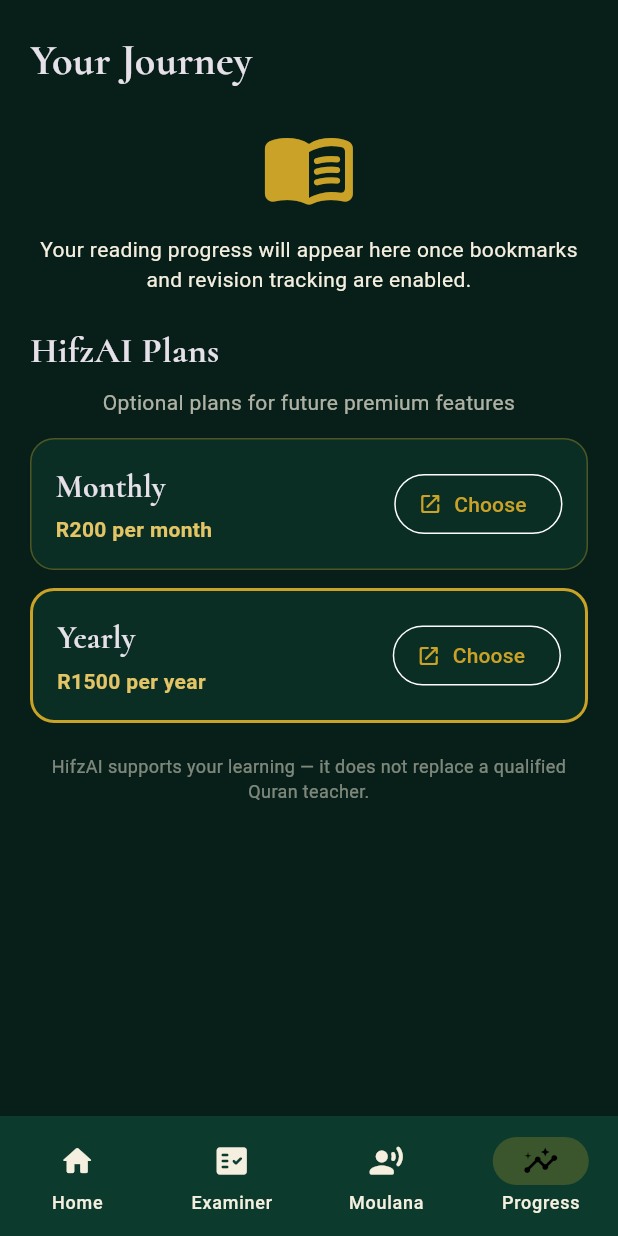
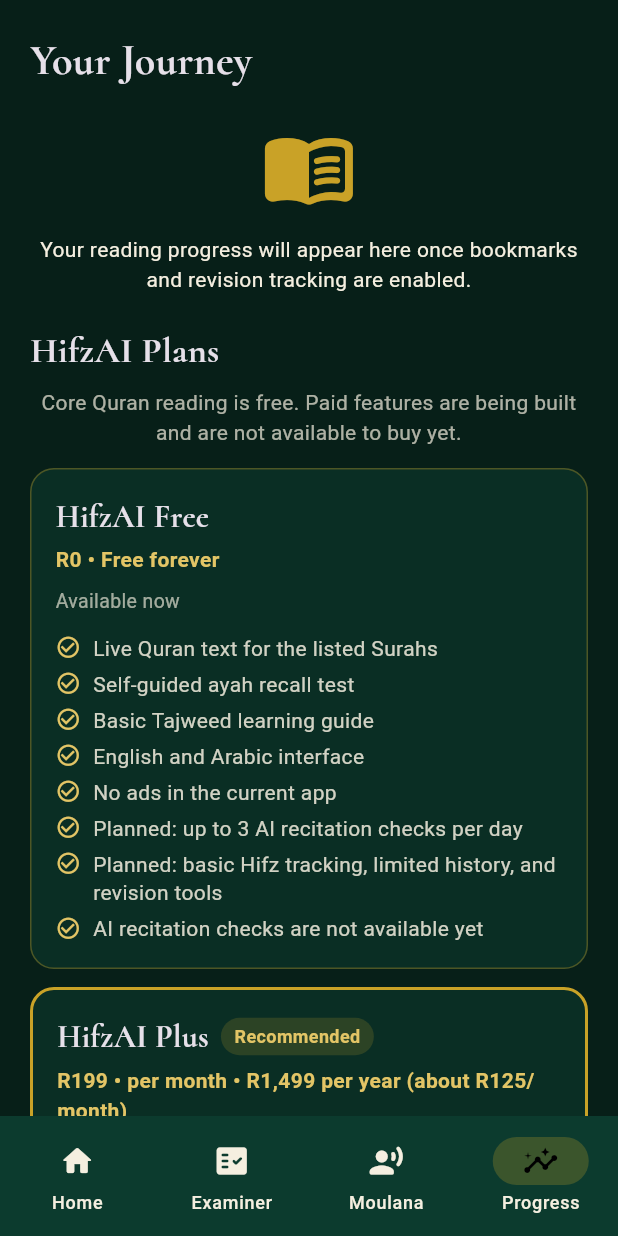
Before and after one commit to Jayzu-creator/https-github.com-Jayzu-creator-hifzai, a Flutter app: the MainShell screen opened directly, item 4 of the bottom bar chosen, on a phone screen of 412 x 824 dp. Run offline on Flutter 3.47's test engine with Material 3 defaults, Android fonts, the phone set to English and light mode, and no system bars; our stand-ins replace connectivity_plus, google_fonts, shared_preferences; accounts and stored records are empty.

Commit message:
Introduce honest HifzAI plan tiers
Display Free, Plus, and Pro specifications with proposed pricing while disabling paid checkouts until promised premium features are available.

Co-authored-by: Copilot <223556219+Copilot@users.noreply.github.com>

```diff
--- a/lib/main.dart
+++ b/lib/main.dart
@@ -5,7 +5,6 @@ import 'package:flutter/material.dart';
 import 'package:google_fonts/google_fonts.dart';
 import 'package:http/http.dart' as http;
 import 'package:connectivity_plus/connectivity_plus.dart';
-import 'package:url_launcher/url_launcher.dart';
 import 'package:shared_preferences/shared_preferences.dart';
 
 void main() => runApp(const HifzAIApp());
@@ -22,8 +21,6 @@ class AppInfo {
   static const supportEmail = 'hifzalbusinesss@gmail.com';
   static const appName = 'HifzAI';
   static const packageId = 'com.hifzai.quran';
-  static const monthlyPrice = 'R200';
-  static const yearlyPrice = 'R1500';
 }
 
 class AppLanguage {
@@ -1545,29 +1542,6 @@ class ProgressScreen extends StatefulWidget {
 }
 
 class _ProgressScreenState extends State<ProgressScreen> {
-  String? loadingPlan;
-
-  Future<void> _startCheckout(String plan) async {
-    setState(() => loadingPlan = plan);
-    try {
-      final checkout = await PaymentService.createCheckout(plan);
-      final preferences = await SharedPreferences.getInstance();
-      await preferences.setString('pending_yoco_checkout_id', checkout.id);
-      await preferences.setInt('pending_yoco_amount', checkout.amount);
-      if (!await launchUrl(checkout.redirectUrl,
-          mode: LaunchMode.externalApplication)) {
-        throw Exception('The checkout page could not be opened.');
-      }
-    } catch (error) {
-      if (!mounted) return;
-      ScaffoldMessenger.of(context).showSnackBar(
-        SnackBar(content: Text('Payment is not ready: $error')),
-      );
-    } finally {
-      if (mounted) setState(() => loadingPlan = null);
-    }
-  }
-
   @override
   Widget build(BuildContext context) => SafeArea(
         child: ListView(
@@ -1591,29 +1565,99 @@ class _ProgressScreenState extends State<ProgressScreen> {
                 style: serif(24, w: FontWeight.bold)),
             const SizedBox(height: 8),
             Text(
-              AppLanguage.t('Optional plans for future premium features',
-                  'خطط اختيارية للميزات المستقبلية المميزة'),
+              AppLanguage.t(
+                'Core Quran reading is free. Paid features are being built and are not available to buy yet.',
+                'قراءة القرآن الأساسية مجانية. الميزات المدفوعة قيد التطوير وغير متاحة للشراء حالياً.',
+              ),
               textAlign: TextAlign.center,
               style: TextStyle(color: C.cream.withOpacity(0.7)),
             ),
             const SizedBox(height: 14),
             _planCard(
-              context,
-              title: AppLanguage.t('Monthly', 'شهري'),
-              price: AppInfo.monthlyPrice,
-              period: AppLanguage.t('per month', 'شهرياً'),
-              loading: loadingPlan == 'monthly',
-              onChoose: () => _startCheckout('monthly'),
+              title: AppLanguage.t('HifzAI Free', 'HifzAI مجاني'),
+              price: 'R0',
+              period: AppLanguage.t('Free forever', 'مجاني دائماً'),
+              status: AppLanguage.t('Available now', 'متاح الآن'),
+              features: [
+                AppLanguage.t('Live Quran text for the listed Surahs',
+                    'نص القرآن المباشر للسور المدرجة'),
+                AppLanguage.t('Self-guided ayah recall test',
+                    'اختبار ذاتي لاسترجاع الآيات'),
+                AppLanguage.t('Basic Tajweed learning guide',
+                    'دليل أساسي لتعلّم التجويد'),
+                AppLanguage.t('English and Arabic interface',
+                    'واجهة بالإنجليزية والعربية'),
+                AppLanguage.t('No ads in the current app',
+                    'لا توجد إعلانات في التطبيق حالياً'),
+                AppLanguage.t('Planned: up to 3 AI recitation checks per day',
+                    'مخطط: حتى 3 فحوص للتلاوة بالذكاء الاصطناعي يومياً'),
+                AppLanguage.t(
+                    'Planned: basic Hifz tracking, limited history, and revision tools',
+                    'مخطط: تتبع أساسي للحفظ وسجل محدود وأدوات للمراجعة'),
+                AppLanguage.t('AI recitation checks are not available yet',
+                    'فحص التلاوة بالذكاء الاصطناعي غير متاح بعد'),
+              ],
             ),
             const SizedBox(height: 12),
             _planCard(
-              context,
-              title: AppLanguage.t('Yearly', 'سنوي'),
-              price: AppInfo.yearlyPrice,
-              period: AppLanguage.t('per year', 'سنوياً'),
+              title: AppLanguage.t('HifzAI Plus', 'HifzAI بلس'),
+              price: 'R199',
+              period: AppLanguage.t(
+                'per month • R1,499 per year (about R125/month)',
+                'شهرياً • 1,499 راند سنوياً (حوالي 125 راند شهرياً)',
+              ),
+              status: AppLanguage.t(
+                'Coming soon — recommended for focused learners',
+                'قريباً — موصى به للمتعلمين الجادين',
+              ),
+              badge: AppLanguage.t('Recommended', 'موصى به'),
+              features: [
+                AppLanguage.t(
+                    'Planned: up to 50 AI recitation checks per month',
+                    'مخطط: حتى 50 فحص تلاوة بالذكاء الاصطناعي شهرياً'),
+                AppLanguage.t(
+                    'Planned: advanced Tajweed feedback and missing/wrong-word detection',
+                    'مخطط: ملاحظات متقدمة للتجويد واكتشاف الكلمات الناقصة أو الخاطئة'),
+                AppLanguage.t(
+                    'Planned: madd timing, ghunnah, qalqalah, ikhfa, and idgham feedback',
+                    'مخطط: ملاحظات للمد والغنة والقلقلة والإخفاء والإدغام'),
+                AppLanguage.t(
+                    'Planned: makharij feedback where technically supported',
+                    'مخطط: ملاحظات للمخارج حيثما أمكن تقنياً'),
+                AppLanguage.t(
+                    'Planned: Hifz tracking, revision sessions, and practice recommendations',
+                    'مخطط: تتبع الحفظ وجلسات المراجعة وتوصيات التدريب'),
+                AppLanguage.t(
+                    'Planned: progress history, core AI tutor, and no ads',
+                    'مخطط: سجل التقدم والمعلّم الذكي الأساسي وبدون إعلانات'),
+              ],
               highlighted: true,
-              loading: loadingPlan == 'yearly',
-              onChoose: () => _startCheckout('yearly'),
+            ),
+            const SizedBox(height: 20),
+            _planCard(
+              title: AppLanguage.t('HifzAI Pro', 'HifzAI برو'),
+              price: 'R299',
+              period: AppLanguage.t('per month', 'شهرياً'),
+              status: AppLanguage.t('Coming soon', 'قريباً'),
+              features: [
+                AppLanguage.t(
+                    'Planned: up to 150 AI recitation checks per month',
+                    'مخطط: حتى 150 فحص تلاوة بالذكاء الاصطناعي شهرياً'),
+                AppLanguage.t('Planned: everything proposed for Plus',
+                    'مخطط: جميع ميزات بلس المقترحة'),
+                AppLanguage.t(
+                    'Planned: more detailed pronunciation analysis and longer practice sessions',
+                    'مخطط: تحليل أدق للنطق وجلسات تدريب أطول'),
+                AppLanguage.t(
+                    'Planned: advanced memorisation analytics and custom revision plans',
+                    'مخطط: تحليلات متقدمة للحفظ وخطط مراجعة مخصصة'),
+                AppLanguage.t(
+                    'Planned: difficult-ayah tracking and weak-area identification',
+                    'مخطط: تتبع الآيات الصعبة وتحديد مواطن الضعف'),
+                AppLanguage.t(
+                    'Planned: detailed performance reports, priority new features, and no ads',
+                    'مخطط: تقارير أداء مفصلة وأولوية الميزات الجديدة وبدون إعلانات'),
+              ],
             ),
             const SizedBox(height: 20),
             Text(
@@ -1628,13 +1672,13 @@ class _ProgressScreenState extends State<ProgressScreen> {
         ),
       );
 
-  static Widget _planCard(
-    BuildContext context, {
+  static Widget _planCard({
     required String title,
     required String price,
     required String period,
-    required VoidCallback onChoose,
-    required bool loading,
+    required String status,
+    required List<String> features,
+    String? badge,
     bool highlighted = false,
   }) {
     return Container(
@@ -1648,31 +1692,65 @@ class _ProgressScreenState extends State<ProgressScreen> {
         ),
       ),
       child: Row(
+        crossAxisAlignment: CrossAxisAlignment.start,
         children: [
           Expanded(
             child: Column(
               crossAxisAlignment: CrossAxisAlignment.start,
               children: [
-                Text(title, style: serif(21, w: FontWeight.bold)),
+                Wrap(
+                  spacing: 8,
+                  runSpacing: 6,
+                  crossAxisAlignment: WrapCrossAlignment.center,
+                  children: [
+                    Text(title, style: serif(21, w: FontWeight.bold)),
+                    if (badge != null)
+                      Container(
+                        padding: const EdgeInsets.symmetric(
+                            horizontal: 9, vertical: 4),
+                        decoration: BoxDecoration(
+                          color: C.gold.withOpacity(0.18),
+                          borderRadius: BorderRadius.circular(99),
+                        ),
+                        child: Text(
+                          badge,
+                          style: const TextStyle(
+                              color: C.goldLight,
+                              fontSize: 12,
+                              fontWeight: FontWeight.bold),
+                        ),
+                      ),
+                  ],
+                ),
                 const SizedBox(height: 4),
                 Text(
-                  '$price $period',
+                  '$price ${AppLanguage.t('•', '•')} $period',
                   style: const TextStyle(
                       color: C.goldLight, fontWeight: FontWeight.bold),
                 ),
+                const SizedBox(height: 8),
+                Text(status,
+                    style: TextStyle(
+                        color: C.cream.withOpacity(0.65), fontSize: 13)),
+                const SizedBox(height: 8),
+                ...features.map((feature) => Padding(
+                      padding: const EdgeInsets.only(top: 5),
+                      child: Row(
+                        crossAxisAlignment: CrossAxisAlignment.start,
+                        children: [
+                          const Icon(Icons.check_circle_outline,
+                              color: C.goldLight, size: 17),
+                          const SizedBox(width: 8),
+                          Expanded(
+                              child: Text(feature,
+                                  style: TextStyle(
+                                      color: C.cream.withOpacity(0.85),
+                                      height: 1.35))),
+                        ],
+                      ),
+                    )),
               ],
             ),
-          ),
-          OutlinedButton.icon(
-            onPressed: loading ? null : onChoose,
-            icon: loading
-                ? const SizedBox(
-                    width: 14,
-                    height: 14,
-                    child: CircularProgressIndicator(strokeWidth: 2),
-                  )
-                : const Icon(Icons.open_in_new_rounded, size: 16),
-            label: Text(loading ? 'Opening' : 'Choose'),
           ),
         ],
       ),
--- a/pubspec.yaml
+++ b/pubspec.yaml
@@ -13,7 +13,6 @@ dependencies:
   cupertino_icons: ^1.0.8
   http: ^1.2.2
   connectivity_plus: ^6.1.4
-  url_launcher: ^6.3.1
   shared_preferences: ^2.5.3
 
 dev_dependencies:
--- a/render.yaml
+++ b/render.yaml
@@ -12,3 +12,5 @@ services:
         sync: false
       - key: ALLOWED_ORIGIN
         sync: false
+      - key: PAID_PLANS_ENABLED
+        value: "false"
```
Also changed, not shown: pubspec.lock, 5 other files.
